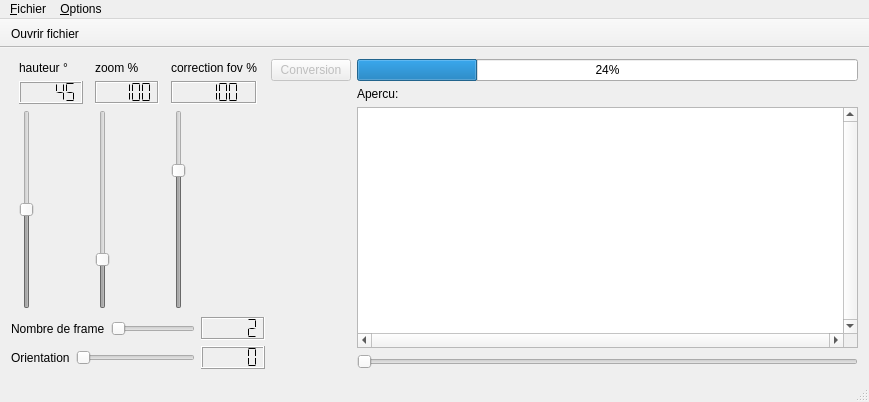
Before: the Qt Designer form mainwindow.ui in havetc/OpenFish, drawn with Qt 5.
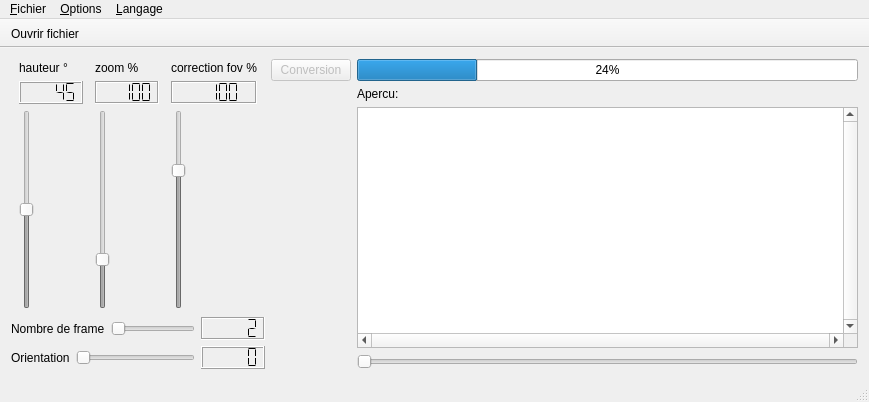
After: the same form once the commit is applied. Icons and pictures are not drawn.

```diff
--- a/mainwindow.ui
+++ b/mainwindow.ui
@@ -481,8 +481,20 @@
     <addaction name="actionR_solution"/>
     <addaction name="actionAvec_audio"/>
    </widget>
+   <widget class="QMenu" name="menuLangage">
+    <property name="tearOffEnabled">
+     <bool>false</bool>
+    </property>
+    <property name="title">
+     <string>&amp;Langage</string>
+    </property>
+    <addaction name="setFR"/>
+    <addaction name="setEn"/>
+    <addaction name="setRu"/>
+   </widget>
    <addaction name="menuTest"/>
    <addaction name="menuOptions"/>
+   <addaction name="menuLangage"/>
   </widget>
   <widget class="QStatusBar" name="statusBar"/>
   <widget class="QToolBar" name="toolBar">
```
Left out of the diff: 15 changed lines with no effect on the pictures.
